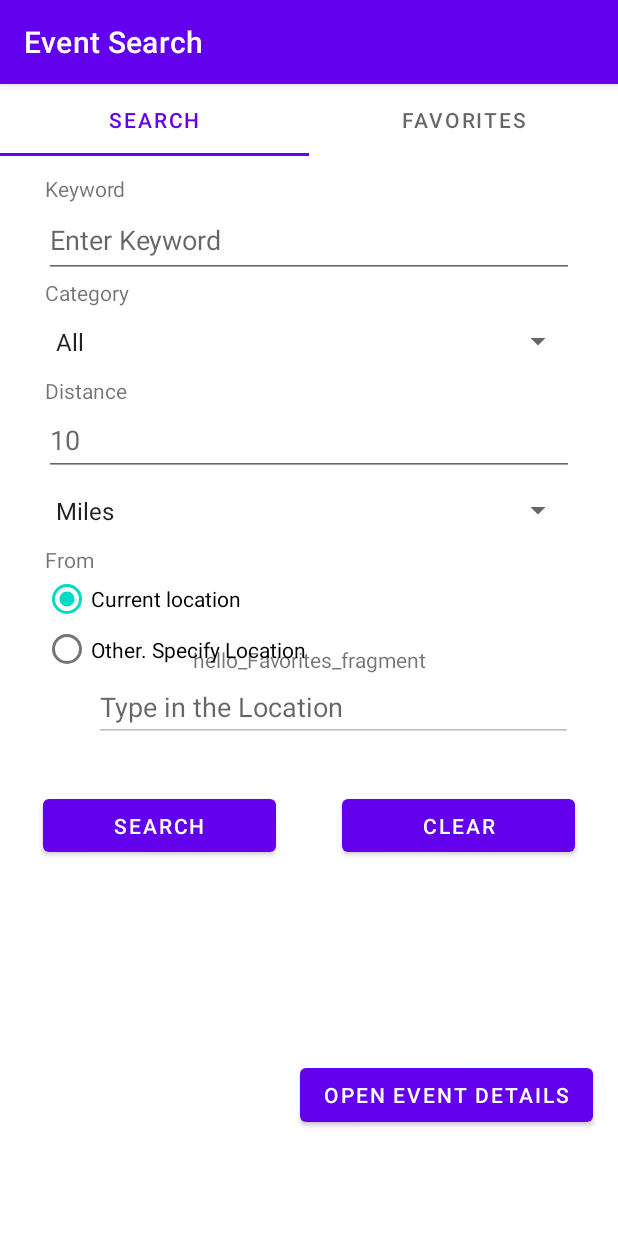
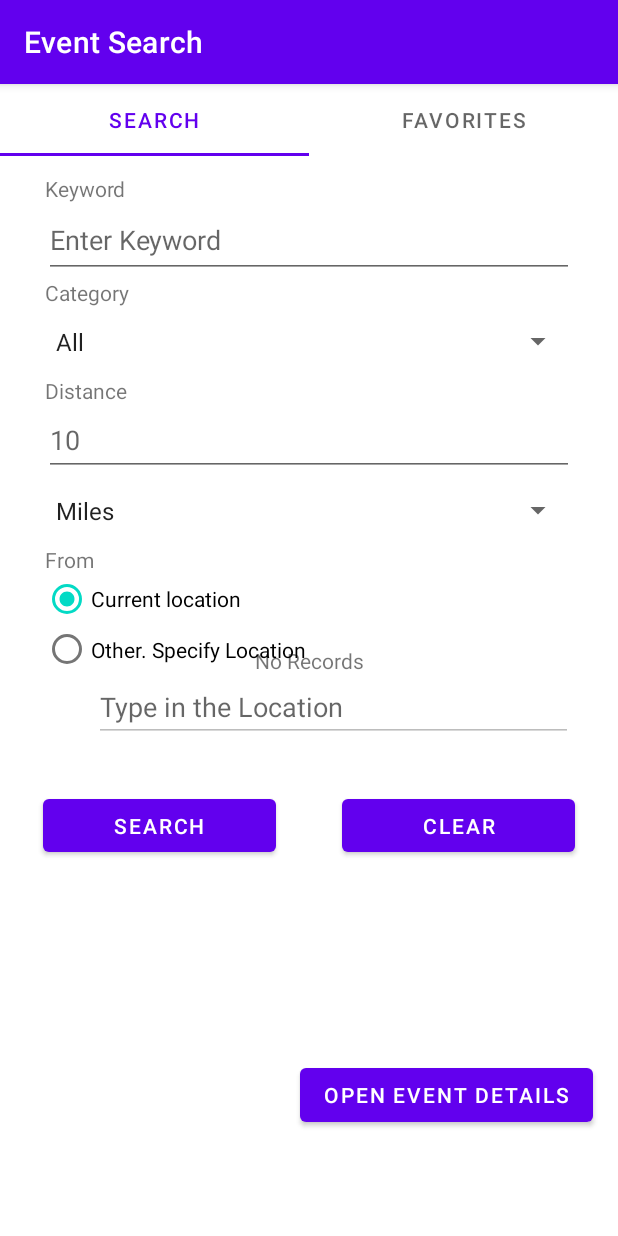
Before and after one commit to akshatatalele/event-search, an Android app: the fragment Favorites_Fragments placed in its activity, on a phone screen of 412 x 824 dp. Run offline under Robolectric (Android 15) with nearby library versions, the light colour scheme and no system bars; our stand-ins replace Volley; libraries missing offline, so code that uses them is left out: org.codehaus.jackson; network calls fail.

Commit message:
favorites tab

```diff
--- a/Homework09/HW09Android/app/src/main/java/com/example/hw09android/EventDetails_Activity.java
+++ b/Homework09/HW09Android/app/src/main/java/com/example/hw09android/EventDetails_Activity.java
@@ -190,7 +190,7 @@ public class EventDetails_Activity extends AppCompatActivity {
             menu.findItem(R.id.favorite_border).setVisible(false);
             menu.findItem(R.id.favorite_filled).setVisible(true);
            try {
-               sharedPrefChange.putString(eventToCheck, eventDataModel.ID+objectMapper.writeValueAsString(eventDataModel));
+               sharedPrefChange.putString(eventToCheck, objectMapper.writeValueAsString(eventDataModel));
                sharedPrefChange.apply();
            } catch (IOException e) {
                e.printStackTrace();
--- a/Homework09/HW09Android/app/src/main/java/com/example/hw09android/EventListActivity.java
+++ b/Homework09/HW09Android/app/src/main/java/com/example/hw09android/EventListActivity.java
@@ -79,7 +79,7 @@ public class EventListActivity extends AppCompatActivity {
                             eventsListLayoutManager = new LinearLayoutManager(EventListActivity.this);
                             eventsListRecyclerView.setLayoutManager(eventsListLayoutManager);
 
-                            eventsListAdapter = new EventListRecyclerViewAdapter(eventResponseList, EventListActivity.this);
+                            eventsListAdapter = new EventListRecyclerViewAdapter(eventResponseList, EventListActivity.this, "search");
                             eventsListRecyclerView.setAdapter(eventsListAdapter);
                             System.out.println("EventListActivity - END");
                         } catch (IOException | JSONException e) {
--- a/Homework09/HW09Android/app/src/main/java/com/example/hw09android/Favorites_Fragments.java
+++ b/Homework09/HW09Android/app/src/main/java/com/example/hw09android/Favorites_Fragments.java
@@ -1,12 +1,26 @@
 package com.example.hw09android;
 
+import android.content.Context;
+import android.content.SharedPreferences;
 import android.os.Bundle;
 
 import androidx.fragment.app.Fragment;
+import androidx.recyclerview.widget.LinearLayoutManager;
+import androidx.recyclerview.widget.RecyclerView;
 
 import android.view.LayoutInflater;
 import android.view.View;
 import android.view.ViewGroup;
+
+import org.codehaus.jackson.map.ObjectMapper;
+import org.json.JSONException;
+import org.json.JSONObject;
+
+import java.io.File;
+import java.io.IOException;
+import java.util.ArrayList;
+import java.util.List;
+import java.util.Map;
 
 /**
  * A simple {@link Fragment} subclass.
@@ -14,6 +28,13 @@ import android.view.ViewGroup;
  * create an instance of this fragment.
  */
 public class Favorites_Fragments extends Fragment {
+
+    ObjectMapper objectMapper = new ObjectMapper();
+    List<EventTable> eventFavoriteList = new ArrayList<>();
+    private RecyclerView eventsListRecyclerView;
+    private RecyclerView.Adapter eventsListAdapter;
+    private RecyclerView.LayoutManager eventsListLayoutManager;
+    View view;
 
     // TODO: Rename parameter arguments, choose names that match
     // the fragment initialization parameters, e.g. ARG_ITEM_NUMBER
@@ -53,12 +74,48 @@ public class Favorites_Fragments extends Fragment {
             mParam1 = getArguments().getString(ARG_PARAM1);
             mParam2 = getArguments().getString(ARG_PARAM2);
         }
+
     }
 
     @Override
     public View onCreateView(LayoutInflater inflater, ViewGroup container,
                              Bundle savedInstanceState) {
         // Inflate the layout for this fragment
-        return inflater.inflate(R.layout.fragment_favorites__fragments, container, false);
+        view = inflater.inflate(R.layout.fragment_favorites__fragments, container, false);
+        SharedPreferences sharedPreferences = getContext().getSharedPreferences("favorite", Context.MODE_PRIVATE);
+        Map<String, ?> allEntries = sharedPreferences.getAll();
+        if(allEntries.size() != 0){
+            view.findViewById(R.id.ID_FL_error_textview).setVisibility(View.GONE);
+            for (Map.Entry<String, ?> entry : allEntries.entrySet()) {
+                EventTable eventTable = new EventTable();
+                try {
+                    JSONObject jsonObject = new JSONObject((String) entry.getValue());
+                    eventTable.setID(jsonObject.getString("id"));
+                    eventTable.setName(jsonObject.getString("name"));
+                    eventTable.setDate(jsonObject.getString("date"));
+                    eventTable.setCategory(jsonObject.getString("category"));
+                    eventTable.setVenue(jsonObject.getString("venue"));
+                    eventTable.setIsFavorite(jsonObject.getBoolean("isFavorite"));
+                    eventFavoriteList.add(eventTable);
+                } catch (JSONException e) {
+                    e.printStackTrace();
+                }
+            }
+
+            eventsListRecyclerView = (RecyclerView) view.findViewById(R.id.ID_FavList_recyclerView);
+            eventsListRecyclerView.hasFixedSize();
+
+            eventsListLayoutManager = new LinearLayoutManager(this.getContext());
+            eventsListRecyclerView.setLayoutManager(eventsListLayoutManager);
+
+            eventsListAdapter = new EventListRecyclerViewAdapter(eventFavoriteList, this.getContext(), "favorite");
+            eventsListRecyclerView.setAdapter(eventsListAdapter);
+        }else{
+            view.findViewById(R.id.ID_FavList_recyclerView).setVisibility(View.GONE);
+            view.findViewById(R.id.ID_FL_error_textview).setVisibility(View.VISIBLE);
+        }
+
+
+        return view;
     }
 }
--- a/Homework09/HW09Android/app/src/main/res/layout/fragment_favorites__fragments.xml
+++ b/Homework09/HW09Android/app/src/main/res/layout/fragment_favorites__fragments.xml
@@ -1,15 +1,28 @@
 <?xml version="1.0" encoding="utf-8"?>
-<FrameLayout xmlns:android="http://schemas.android.com/apk/res/android"
+<androidx.constraintlayout.widget.ConstraintLayout xmlns:android="http://schemas.android.com/apk/res/android"
+    xmlns:app="http://schemas.android.com/apk/res-auto"
     xmlns:tools="http://schemas.android.com/tools"
     android:layout_width="match_parent"
     android:layout_height="match_parent"
     tools:context=".Favorites_Fragments">
 
-    <!-- TODO: Update blank fragment layout -->
+    <androidx.recyclerview.widget.RecyclerView
+        android:id="@+id/ID_FavList_recyclerView"
+        android:layout_width="409dp"
+        android:layout_height="729dp"
+        android:layout_marginTop="60dp"
+        app:layout_constraintEnd_toEndOf="parent"
+        app:layout_constraintStart_toStartOf="parent"
+        app:layout_constraintTop_toTopOf="parent" />
+
     <TextView
-        android:layout_width="match_parent"
-        android:layout_height="match_parent"
-        android:text="hello_Favorites_fragment"
-        android:gravity="center"/>
+        android:id="@+id/ID_FL_error_textview"
+        android:layout_width="wrap_content"
+        android:layout_height="wrap_content"
+        android:text="No Records"
+        app:layout_constraintBottom_toBottomOf="parent"
+        app:layout_constraintEnd_toEndOf="parent"
+        app:layout_constraintStart_toStartOf="parent"
+        app:layout_constraintTop_toTopOf="parent" />
 
-</FrameLayout>
+</androidx.constraintlayout.widget.ConstraintLayout>
```
Also changed, not shown: Homework09/HW09Android/app/src/main/java/com/example/hw09android/EventListRecyclerViewAdapter.java (+9 -3 lines).
